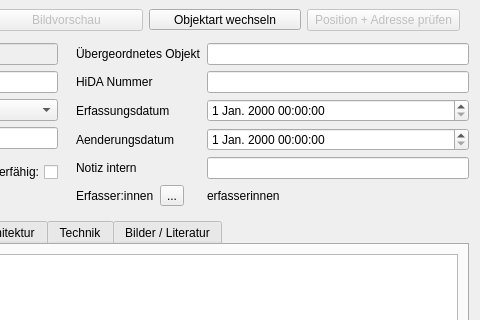
The window that LauQGIS_frontend/einzelobjekt_form.ui (LausitzBergbaukultur/LauGIS) describes before a commit, drawn with Qt 5; both pictures show x 345 to 825 and y 0 to 320 of the 825 by 550 pixel window.
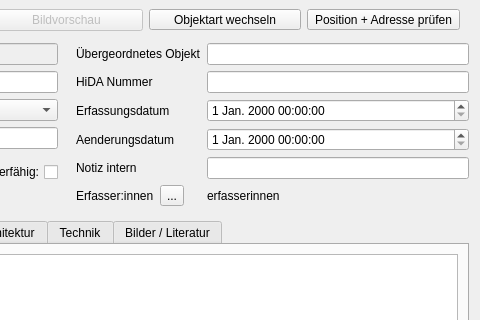
The same window after the commit. Custom widgets are drawn as their Qt base class.

```diff
--- a/LauQGIS_frontend/einzelobjekt_form.ui
+++ b/LauQGIS_frontend/einzelobjekt_form.ui
@@ -139,9 +139,9 @@
        </widget>
       </item>
       <item>
-       <widget class="QPushButton" name="btn_checkposition">
+       <widget class="QToolButton" name="btn_checkposition">
         <property name="enabled">
-         <bool>false</bool>
+         <bool>true</bool>
         </property>
         <property name="sizePolicy">
          <sizepolicy hsizetype="Preferred" vsizetype="Fixed">
```
